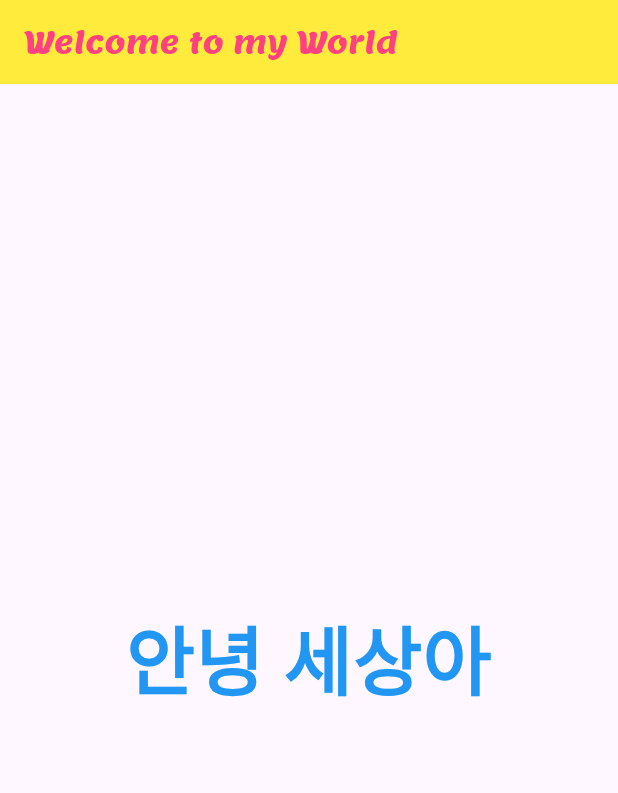
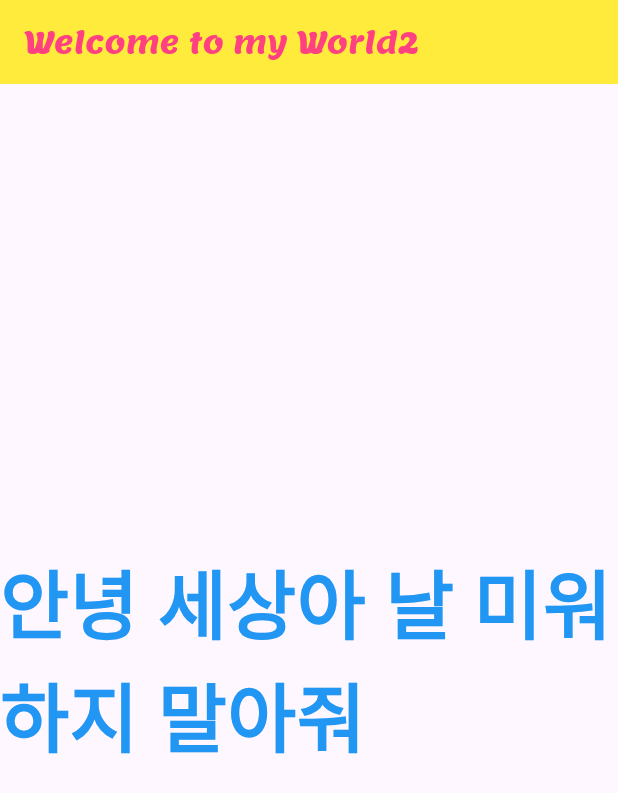
Before and after one commit to KimHyunSookhs/fontpr, a Flutter app: the screen it shows after launch, on a phone screen of 412 x 824 dp. Shown: the top 793 px of the screen. Run offline on Flutter 3.47's test engine with Material 3 defaults, Android fonts, the phone set to English and light mode, and no system bars; Roboto replaces fonts that are missing (Diphylleia).

Commit message:
Update message main.dart

```diff
--- a/lib/main.dart
+++ b/lib/main.dart
@@ -19,14 +19,14 @@ class MyApp extends StatelessWidget {
       home: Scaffold(
         appBar: AppBar(
           backgroundColor: Colors.yellow,
-          title: Text('Welcome to my World',
+          title: Text('Welcome to my World2',
           style: TextStyle(
             color: Colors.pinkAccent,
             fontWeight: FontWeight.w500,
               fontSize: 20 )),
         ),
       body: Center(
-        child: Text( '안녕 세상아',
+        child: Text( '안녕 세상아 날 미워하지 말아줘',
         style: TextStyle(
             color: Colors.blue,
             fontSize: 50,
```
